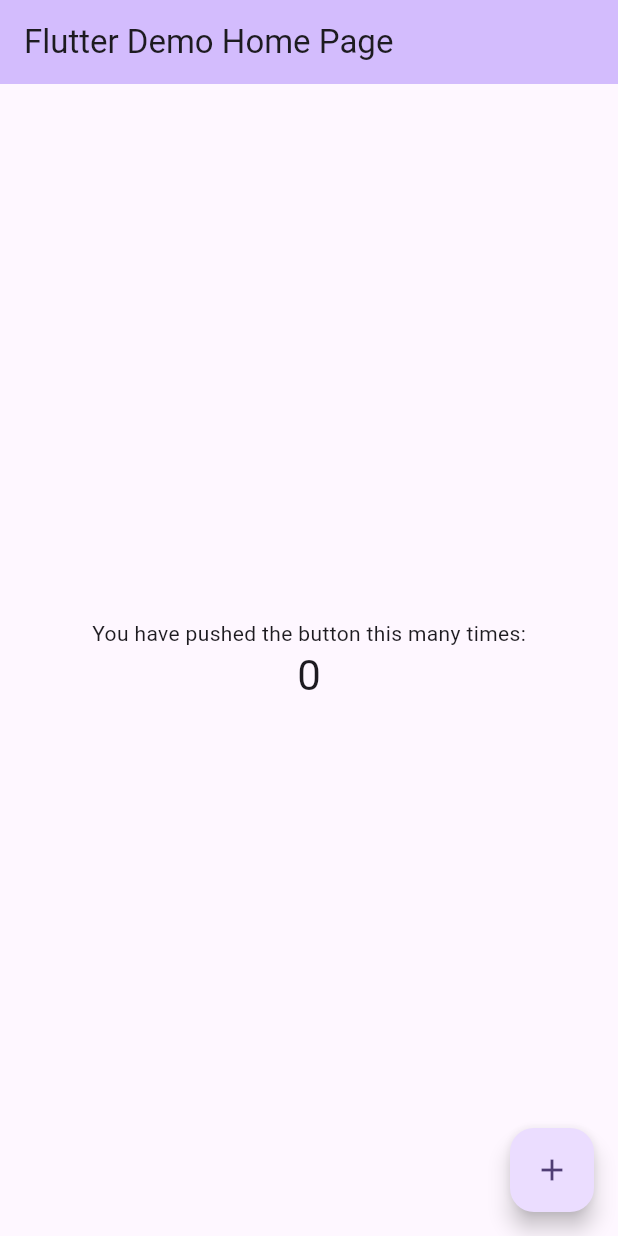
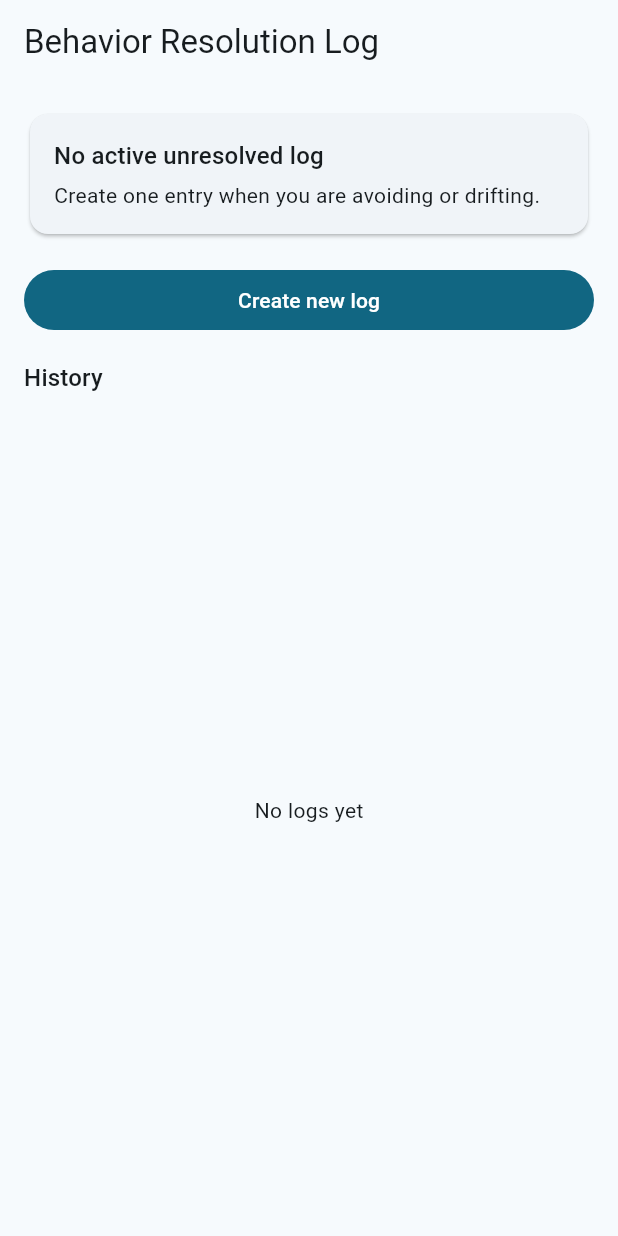
Before and after one commit to DataWithNahom/habit_aligner, a Flutter app: the screen it shows after launch, on a phone screen of 412 x 824 dp. Run offline on Flutter 3.47's test engine with Material 3 defaults, Android fonts, the phone set to English and light mode, and no system bars; our stand-ins replace shared_preferences.

Commit message:
Implement single-active behavior resolution tracker

```diff
--- /dev/null
+++ b/lib/app.dart
@@ -0,0 +1,27 @@
+import 'package:flutter/material.dart';
+
+import 'features/logs/data/shared_prefs_log_repository.dart';
+import 'features/logs/presentation/log_controller.dart';
+import 'features/logs/presentation/main_screen.dart';
+
+class HabitAlignerApp extends StatelessWidget {
+  const HabitAlignerApp({super.key});
+
+  @override
+  Widget build(BuildContext context) {
+    return MaterialApp(
+      title: 'Habit Aligner',
+      debugShowCheckedModeBanner: false,
+      theme: ThemeData(
+        useMaterial3: true,
+        colorScheme: ColorScheme.fromSeed(
+          seedColor: Colors.blueGrey,
+          brightness: Brightness.light,
+        ),
+      ),
+      home: MainScreen(
+        controller: LogController(repository: SharedPrefsLogRepository()),
+      ),
+    );
+  }
+}
--- /dev/null
+++ b/lib/features/logs/data/log_repository.dart
@@ -0,0 +1,7 @@
+import '../domain/log_entry.dart';
+
+abstract class LogRepository {
+  Future<List<LogEntry>> loadLogs();
+
+  Future<void> saveLogs(List<LogEntry> logs);
+}
--- /dev/null
+++ b/lib/features/logs/data/shared_prefs_log_repository.dart
@@ -0,0 +1,22 @@
+import 'package:shared_preferences/shared_preferences.dart';
+
+import '../domain/log_entry.dart';
+import 'log_repository.dart';
+
+class SharedPrefsLogRepository implements LogRepository {
+  static const _storageKey = 'behavior_logs';
+
+  @override
+  Future<List<LogEntry>> loadLogs() async {
+    final prefs = await SharedPreferences.getInstance();
+    final rawLogs = prefs.getStringList(_storageKey) ?? <String>[];
+    return rawLogs.map(LogEntry.fromJson).toList();
+  }
+
+  @override
+  Future<void> saveLogs(List<LogEntry> logs) async {
+    final prefs = await SharedPreferences.getInstance();
+    final payload = logs.map((log) => log.toJson()).toList();
+    await prefs.setStringList(_storageKey, payload);
+  }
+}
--- /dev/null
+++ b/lib/features/logs/domain/log_entry.dart
@@ -0,0 +1,70 @@
+import 'dart:convert';
+
+enum LogType { stop, start }
+
+class LogEntry {
+  LogEntry({
+    required this.id,
+    required this.description,
+    required this.type,
+    required this.startTime,
+    this.endTime,
+    this.durationSeconds,
+    this.resolved = false,
+  });
+
+  final String id;
+  final String description;
+  final LogType type;
+  final DateTime startTime;
+  final DateTime? endTime;
+  final int? durationSeconds;
+  final bool resolved;
+
+  Duration? get duration =>
+      durationSeconds == null ? null : Duration(seconds: durationSeconds!);
+
+  LogEntry complete(DateTime completedAt) {
+    final seconds = completedAt.difference(startTime).inSeconds;
+    return LogEntry(
+      id: id,
+      description: description,
+      type: type,
+      startTime: startTime,
+      endTime: completedAt,
+      durationSeconds: seconds,
+      resolved: true,
+    );
+  }
+
+  Map<String, dynamic> toMap() {
+    return {
+      'id': id,
+      'description': description,
+      'type': type.name,
+      'startTime': startTime.toIso8601String(),
+      'endTime': endTime?.toIso8601String(),
+      'durationSeconds': durationSeconds,
+      'resolved': resolved,
+    };
+  }
+
+  factory LogEntry.fromMap(Map<String, dynamic> map) {
+    return LogEntry(
+      id: map['id'] as String,
+      description: map['description'] as String,
+      type: LogType.values.firstWhere((item) => item.name == map['type']),
+      startTime: DateTime.parse(map['startTime'] as String),
+      endTime: map['endTime'] == null
+          ? null
+          : DateTime.parse(map['endTime'] as String),
+      durationSeconds: map['durationSeconds'] as int?,
+      resolved: map['resolved'] as bool? ?? false,
+    );
+  }
+
+  String toJson() => jsonEncode(toMap());
+
+  factory LogEntry.fromJson(String source) =>
+      LogEntry.fromMap(jsonDecode(source) as Map<String, dynamic>);
+}
--- /dev/null
+++ b/lib/features/logs/presentation/log_controller.dart
@@ -0,0 +1,99 @@
+import 'dart:async';
+
+import 'package:flutter/material.dart';
+
+import '../data/log_repository.dart';
+import '../domain/log_entry.dart';
+
+class LogController extends ChangeNotifier {
+  LogController({required LogRepository repository}) : _repository = repository;
+
+  final LogRepository _repository;
+
+  final List<LogEntry> _logs = <LogEntry>[];
+  Timer? _ticker;
+  Duration _activeElapsed = Duration.zero;
+
+  bool _isLoading = true;
+
+  bool get isLoading => _isLoading;
+  List<LogEntry> get logs => List.unmodifiable(_logs);
+
+  LogEntry? get activeLog {
+    for (final log in _logs) {
+      if (!log.resolved) return log;
+    }
+    return null;
+  }
+
+  Duration get activeElapsed => _activeElapsed;
+
+  Future<void> initialize() async {
+    _isLoading = true;
+    notifyListeners();
+
+    final loaded = await _repository.loadLogs();
+    _logs
+      ..clear()
+      ..addAll(loaded);
+    _isLoading = false;
+    _syncTicker();
+    notifyListeners();
+  }
+
+  Future<void> createLog({
+    required String description,
+    required LogType type,
+  }) async {
+    if (activeLog != null) return;
+
+    final created = LogEntry(
+      id: DateTime.now().microsecondsSinceEpoch.toString(),
+      description: description.trim(),
+      type: type,
+      startTime: DateTime.now(),
+    );
+
+    _logs.insert(0, created);
+    _syncTicker();
+    notifyListeners();
+    await _repository.saveLogs(_logs);
+  }
+
+  Future<void> completeActiveLog() async {
+    final unresolved = activeLog;
+    if (unresolved == null) return;
+
+    final index = _logs.indexWhere((log) => log.id == unresolved.id);
+    if (index == -1) return;
+
+    _logs[index] = unresolved.complete(DateTime.now());
+    _syncTicker();
+    notifyListeners();
+    await _repository.saveLogs(_logs);
+  }
+
+  void _syncTicker() {
+    _ticker?.cancel();
+    final current = activeLog;
+
+    if (current == null) {
+      _activeElapsed = Duration.zero;
+      return;
+    }
+
+    _activeElapsed = DateTime.now().difference(current.startTime);
+    _ticker = Timer.periodic(const Duration(seconds: 1), (_) {
+      _activeElapsed = DateTime.now().difference(current.startTime);
+      notifyListeners();
+    });
+  }
+
+  @override
+  void dispose() {
+    _ticker?.cancel();
+    super.dispose();
+  }
+
+  // TODO(ai): add behavior pattern summaries once AI insights are integrated.
+}
--- /dev/null
+++ b/lib/features/logs/presentation/main_screen.dart
@@ -0,0 +1,289 @@
+import 'package:flutter/material.dart';
+
+import '../domain/log_entry.dart';
+import 'log_controller.dart';
+
+class MainScreen extends StatefulWidget {
+  const MainScreen({super.key, required this.controller});
+
+  final LogController controller;
+
+  @override
+  State<MainScreen> createState() => _MainScreenState();
+}
+
+class _MainScreenState extends State<MainScreen> {
+  bool _showingBlockingDialog = false;
+
+  @override
+  void initState() {
+    super.initState();
+    widget.controller.addListener(_onStateChanged);
+    widget.controller.initialize();
+  }
+
+  @override
+  void dispose() {
+    widget.controller.removeListener(_onStateChanged);
+    widget.controller.dispose();
+    super.dispose();
+  }
+
+  void _onStateChanged() {
+    if (!mounted) return;
+    setState(() {});
+
+    final active = widget.controller.activeLog;
+    if (active != null && !_showingBlockingDialog) {
+      _showingBlockingDialog = true;
+      WidgetsBinding.instance.addPostFrameCallback(
+        (_) => _showBlockingDialog(),
+      );
+    }
+  }
+
+  Future<void> _showBlockingDialog() async {
+    final active = widget.controller.activeLog;
+    if (active == null || !mounted) {
+      _showingBlockingDialog = false;
+      return;
+    }
+
+    await showDialog<void>(
+      context: context,
+      barrierDismissible: false,
+      builder: (context) {
+        return PopScope(
+          canPop: false,
+          child: AlertDialog(
+            title: const Text('Unresolved behavior active'),
+            content: Text(
+              'You must resolve this entry before continuing:\n\n"${active.description}"',
+            ),
+            actions: [
+              FilledButton(
+                onPressed: () async {
+                  await widget.controller.completeActiveLog();
+                  if (context.mounted) {
+                    Navigator.of(context).pop();
+                  }
+                },
+                child: const Text('Confirm resolved'),
+              ),
+            ],
+          ),
+        );
+      },
+    );
+
+    _showingBlockingDialog = false;
+  }
+
+  @override
+  Widget build(BuildContext context) {
+    final controller = widget.controller;
+
+    return Scaffold(
+      appBar: AppBar(title: const Text('Behavior Resolution Log')),
+      body: controller.isLoading
+          ? const Center(child: CircularProgressIndicator())
+          : Padding(
+              padding: const EdgeInsets.all(16),
+              child: Column(
+                crossAxisAlignment: CrossAxisAlignment.stretch,
+                children: [
+                  _ActivePanel(controller: controller),
+                  const SizedBox(height: 16),
+                  FilledButton(
+                    onPressed: controller.activeLog == null
+                        ? () => _openCreateSheet(context, controller)
+                        : null,
+                    child: const Text('Create new log'),
+                  ),
+                  const SizedBox(height: 16),
+                  Text(
+                    'History',
+                    style: Theme.of(context).textTheme.titleMedium,
+                  ),
+                  const SizedBox(height: 8),
+                  Expanded(
+                    child: controller.logs.isEmpty
+                        ? const Center(child: Text('No logs yet'))
+                        : ListView.separated(
+                            itemCount: controller.logs.length,
+                            separatorBuilder: (_, _) => const Divider(),
+                            itemBuilder: (context, index) {
+                              final log = controller.logs[index];
+                              return ListTile(
+                                contentPadding: EdgeInsets.zero,
+                                title: Text(log.description),
+                                subtitle: Text(
+                                  '${_label(log.type)} • ${_formatDate(log.startTime)}',
+                                ),
+                                trailing: log.resolved
+                                    ? Text(_formatDuration(log.duration!))
+                                    : const Text('OPEN'),
+                              );
+                            },
+                          ),
+                  ),
+                ],
+              ),
+            ),
+    );
+  }
+
+  Future<void> _openCreateSheet(
+    BuildContext context,
+    LogController controller,
+  ) async {
+    final textController = TextEditingController();
+    LogType selectedType = LogType.stop;
+
+    await showModalBottomSheet<void>(
+      context: context,
+      isScrollControlled: true,
+      builder: (context) {
+        return StatefulBuilder(
+          builder: (context, setModalState) {
+            return Padding(
+              padding: EdgeInsets.fromLTRB(
+                16,
+                16,
+                16,
+                MediaQuery.viewInsetsOf(context).bottom + 16,
+              ),
+              child: Column(
+                mainAxisSize: MainAxisSize.min,
+                crossAxisAlignment: CrossAxisAlignment.stretch,
+                children: [
+                  TextField(
+                    controller: textController,
+                    decoration: const InputDecoration(
+                      labelText: 'Describe what you need to resolve',
+                    ),
+                    autofocus: true,
+                    textInputAction: TextInputAction.done,
+                  ),
+                  const SizedBox(height: 12),
+                  SegmentedButton<LogType>(
+                    segments: const [
+                      ButtonSegment<LogType>(
+                        value: LogType.stop,
+                        label: Text('I need to STOP something'),
+                      ),
+                      ButtonSegment<LogType>(
+                        value: LogType.start,
+                        label: Text('I need to START something'),
+                      ),
+                    ],
+                    selected: {selectedType},
+                    onSelectionChanged: (selection) {
+                      setModalState(() {
+                        selectedType = selection.first;
+                      });
+                    },
+                  ),
+                  const SizedBox(height: 16),
+                  FilledButton(
+                    onPressed: () async {
+                      final description = textController.text.trim();
+                      if (description.isEmpty) return;
+
+                      await controller.createLog(
+                        description: description,
+                        type: selectedType,
+                      );
+
+                      if (context.mounted) {
+                        Navigator.of(context).pop();
+                      }
+                    },
+                    child: const Text('Start timer now'),
+                  ),
+                ],
+              ),
+            );
+          },
+        );
+      },
+    );
+  }
+}
+
+class _ActivePanel extends StatelessWidget {
+  const _ActivePanel({required this.controller});
+
+  final LogController controller;
+
+  @override
+  Widget build(BuildContext context) {
+    final active = controller.activeLog;
+
+    if (active == null) {
+      return Card(
+        child: Padding(
+          padding: const EdgeInsets.all(16),
+          child: Column(
+            crossAxisAlignment: CrossAxisAlignment.start,
+            children: [
+              Text(
+                'No active unresolved log',
+                style: Theme.of(context).textTheme.titleMedium,
+              ),
+              const SizedBox(height: 4),
+              const Text('Create one entry when you are avoiding or drifting.'),
+            ],
+          ),
+        ),
+      );
+    }
+
+    return Card(
+      color: Theme.of(context).colorScheme.errorContainer,
+      child: Padding(
+        padding: const EdgeInsets.all(16),
+        child: Column(
+          crossAxisAlignment: CrossAxisAlignment.start,
+          children: [
+            Text(
+              'ACTIVE: ${_label(active.type)}',
+              style: Theme.of(context).textTheme.labelLarge,
+            ),
+            const SizedBox(height: 8),
+            Text(
+              active.description,
+              style: Theme.of(context).textTheme.titleMedium,
+            ),
+            const SizedBox(height: 8),
+            Text('Started: ${_formatDate(active.startTime)}'),
+            const SizedBox(height: 4),
+            Text('Elapsed: ${_formatDuration(controller.activeElapsed)}'),
+          ],
+        ),
+      ),
+    );
+  }
+}
+
+String _label(LogType type) {
+  return switch (type) {
+    LogType.stop => 'STOP',
+    LogType.start => 'START',
+  };
+}
+
+String _formatDate(DateTime dateTime) {
+  final twoDigitMonth = dateTime.month.toString().padLeft(2, '0');
+  final twoDigitDay = dateTime.day.toString().padLeft(2, '0');
+  final twoDigitHour = dateTime.hour.toString().padLeft(2, '0');
+  final twoDigitMinute = dateTime.minute.toString().padLeft(2, '0');
+  return '${dateTime.year}-$twoDigitMonth-$twoDigitDay $twoDigitHour:$twoDigitMinute';
+}
+
+String _formatDuration(Duration duration) {
+  final hours = duration.inHours.toString().padLeft(2, '0');
+  final minutes = (duration.inMinutes % 60).toString().padLeft(2, '0');
+  final seconds = (duration.inSeconds % 60).toString().padLeft(2, '0');
+  return '$hours:$minutes:$seconds';
+}
--- a/lib/main.dart
+++ b/lib/main.dart
@@ -1,122 +1,7 @@
 import 'package:flutter/material.dart';
 
+import 'app.dart';
+
 void main() {
-  runApp(const MyApp());
+  runApp(const HabitAlignerApp());
 }
-
-class MyApp extends StatelessWidget {
-  const MyApp({super.key});
-
-  // This widget is the root of your application.
-  @override
-  Widget build(BuildContext context) {
-    return MaterialApp(
-      title: 'Flutter Demo',
-      theme: ThemeData(
-        // This is the theme of your application.
-        //
-        // TRY THIS: Try running your application with "flutter run". You'll see
-        // the application has a purple toolbar. Then, without quitting the app,
-        // try changing the seedColor in the colorScheme below to Colors.green
-        // and then invoke "hot reload" (save your changes or press the "hot
-        // reload" button in a Flutter-supported IDE, or press "r" if you used
-        // the command line to start the app).
-        //
-        // Notice that the counter didn't reset back to zero; the application
-        // state is not lost during the reload. To reset the state, use hot
-        // restart instead.
-        //
-        // This works for code too, not just values: Most code changes can be
-        // tested with just a hot reload.
-        colorScheme: ColorScheme.fromSeed(seedColor: Colors.deepPurple),
-      ),
-      home: const MyHomePage(title: 'Flutter Demo Home Page'),
-    );
-  }
-}
-
-class MyHomePage extends StatefulWidget {
-  const MyHomePage({super.key, required this.title});
-
-  // This widget is the home page of your application. It is stateful, meaning
-  // that it has a State object (defined below) that contains fields that affect
-  // how it looks.
-
-  // This class is the configuration for the state. It holds the values (in this
-  // case the title) provided by the parent (in this case the App widget) and
-  // used by the build method of the State. Fields in a Widget subclass are
-  // always marked "final".
-
-  final String title;
-
-  @override
-  State<MyHomePage> createState() => _MyHomePageState();
-}
-
-class _MyHomePageState extends State<MyHomePage> {
-  int _counter = 0;
-
-  void _incrementCounter() {
-    setState(() {
-      // This call to setState tells the Flutter framework that something has
-      // changed in this State, which causes it to rerun the build method below
-      // so that the display can reflect the updated values. If we changed
-      // _counter without calling setState(), then the build method would not be
-      // called again, and so nothing would appear to happen.
-      _counter++;
-    });
-  }
-
-  @override
-  Widget build(BuildContext context) {
-    // This method is rerun every time setState is called, for instance as done
-    // by the _incrementCounter method above.
-    //
-    // The Flutter framework has been optimized to make rerunning build methods
-    // fast, so that you can just rebuild anything that needs updating rather
-    // than having to individually change instances of widgets.
-    return Scaffold(
-      appBar: AppBar(
-        // TRY THIS: Try changing the color here to a specific color (to
-        // Colors.amber, perhaps?) and trigger a hot reload to see the AppBar
-        // change color while the other colors stay the same.
-        backgroundColor: Theme.of(context).colorScheme.inversePrimary,
-        // Here we take the value from the MyHomePage object that was created by
-        // the App.build method, and use it to set our appbar title.
-        title: Text(widget.title),
-      ),
-      body: Center(
-        // Center is a layout widget. It takes a single child and positions it
-        // in the middle of the parent.
-        child: Column(
-          // Column is also a layout widget. It takes a list of children and
-          // arranges them vertically. By default, it sizes itself to fit its
-          // children horizontally, and tries to be as tall as its parent.
-          //
-          // Column has various properties to control how it sizes itself and
-          // how it positions its children. Here we use mainAxisAlignment to
-          // center the children vertically; the main axis here is the vertical
-          // axis because Columns are vertical (the cross axis would be
-          // horizontal).
-          //
-          // TRY THIS: Invoke "debug painting" (choose the "Toggle Debug Paint"
-          // action in the IDE, or press "p" in the console), to see the
-          // wireframe for each widget.
-          mainAxisAlignment: MainAxisAlignment.center,
-          children: <Widget>[
-            const Text('You have pushed the button this many times:'),
-            Text(
-              '$_counter',
-              style: Theme.of(context).textTheme.headlineMedium,
-            ),
-          ],
-        ),
-      ),
-      floatingActionButton: FloatingActionButton(
-        onPressed: _incrementCounter,
-        tooltip: 'Increment',
-        child: const Icon(Icons.add),
-      ), // This trailing comma makes auto-formatting nicer for build methods.
-    );
-  }
-}
--- a/pubspec.yaml
+++ b/pubspec.yaml
@@ -34,6 +34,7 @@ dependencies:
   # The following adds the Cupertino Icons font to your application.
   # Use with the CupertinoIcons class for iOS style icons.
   cupertino_icons: ^1.0.8
+  shared_preferences: ^2.3.2
 
 dev_dependencies:
   flutter_test:
```
Also changed, not shown: pubspec.lock, 2 other files.
